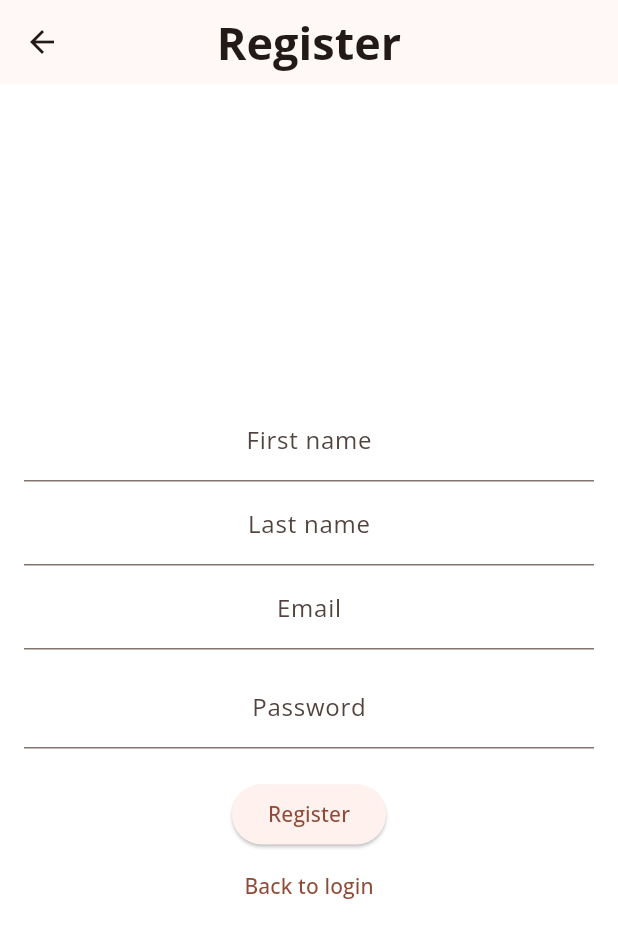
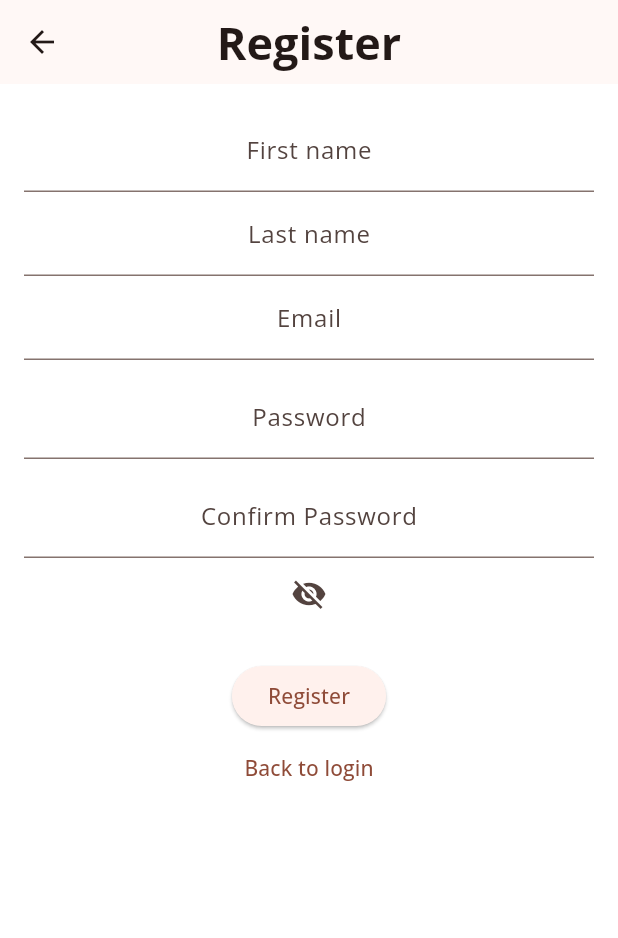
Before and after one commit to anton-meun/recepten_app_flutter, a Flutter app: the RegisterPage screen opened by its route, on a phone screen of 412 x 824 dp. Shown: the top 938 px of the screen. Run offline on Flutter 3.47's test engine with Material 3 defaults, Android fonts, the light colour scheme and no system bars; our stand-ins replace cached_network_image, dio, flutter_riverpod, flutter_secure_storage, google_fonts, iconsax_plus and 1 more; accounts and stored records are empty; generated files the repository leaves out were written again.

Commit message:
feedback vooral of aanmelden en inloggen. er voor gezorgt dat het wachtwoord zoker goed is door te vraagen om een bevestigings wachtwoord ter controle. ook is er een oog toegevoegd zodat er naar het wachtwoord gekeeken kan worden.

```diff
--- a/lib/features/authenticate/pages/register_page.dart
+++ b/lib/features/authenticate/pages/register_page.dart
@@ -14,8 +14,10 @@ class _RegisterPageState extends ConsumerState<RegisterPage> {
   final _lastNameController = TextEditingController();
   final _emailController = TextEditingController();
   final _passwordController = TextEditingController();
+  final _confirmPasswordController = TextEditingController();
 
   bool _isLoading = false;
+  bool _isConfirmPasswordVisible = false;
   String? _errorMessage;
 
   // Form key for validation
@@ -58,7 +60,8 @@ class _RegisterPageState extends ConsumerState<RegisterPage> {
         centerTitle: true,
         title: const Text("Register"),
       ),
-      body: Padding(
+      body: SingleChildScrollView(
+        child: Padding(
           padding: const EdgeInsets.all(16.0),
           child: Form(
             key: _formKey, // Set the form key for validation
@@ -108,8 +111,9 @@ class _RegisterPageState extends ConsumerState<RegisterPage> {
                     if (value == null || value.isEmpty) {
                       return 'Please enter your email';
                     }
-                  // Simple email format check
-                  if (!RegExp(r"^[a-zA-Z0-9]+@[a-zA-Z0-9]+\.[a-zA-Z]+")
+                    // Simple email format
+                    if (!RegExp(
+                        r"^[a-zA-Z0-9._%+-]+@[a-zA-Z0-9.-]+\.[a-zA-Z]{2,}$")
                         .hasMatch(value)) {
                       return 'Please enter a valid email address';
                     }
@@ -136,6 +140,37 @@ class _RegisterPageState extends ConsumerState<RegisterPage> {
                     return null;
                   },
                 ),
+                const SizedBox(height: 10),
+                TextFormField(
+                  controller: _confirmPasswordController,
+                  textAlign: TextAlign.center,
+                  obscureText: !_isConfirmPasswordVisible,
+                  decoration: InputDecoration(
+                    label: const Center(child: Text("Confirm Password")),
+                  ),
+                  validator: (value) {
+                    if (value == null || value.isEmpty) {
+                      return 'Please confirm your password';
+                    }
+                    if (value != _passwordController.text) {
+                      return 'Passwords do not match';
+                    }
+                    return null;
+                  },
+                ),
+                IconButton(
+                  icon: Icon(
+                    _isConfirmPasswordVisible ? Icons.visibility : Icons
+                        .visibility_off,
+                  ),
+                  onPressed: () {
+                    setState(() {
+                      _isConfirmPasswordVisible =
+                      !_isConfirmPasswordVisible;
+                    });
+                  },
+                ),
+
                 if (_errorMessage != null) ...[
                   const SizedBox(height: 10),
                   Text(_errorMessage!, style: TextStyle(color: Colors.red)),
@@ -148,13 +183,15 @@ class _RegisterPageState extends ConsumerState<RegisterPage> {
                   child: const Text("Register"),
                 ),
                 TextButton(
-                onPressed: () => Navigator.pop(context),
+                  onPressed: () =>
+                      Navigator.pushReplacementNamed(context, '/login'),
                   child: const Text("Back to login"),
                 ),
               ],
             ),
           ),
         ),
+      ),
     );
   }
 }
```
Also changed, not shown: lib/features/authenticate/pages/login_page.dart (+16 -4 lines). Lines whose indentation alone changed are shown as unchanged.
